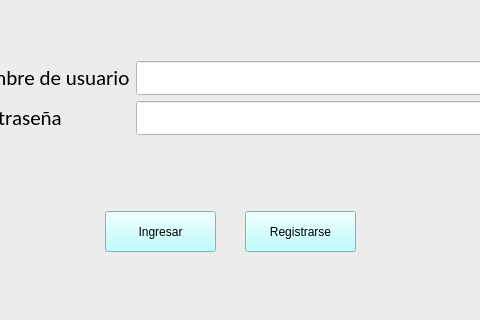
Above: ui/login/login.ui from florgarciazavia/Clinica-UI before the change; both pictures show x 135 to 615 and y 129 to 449 of the 720 by 449 pixel window. Below: the same form after it.
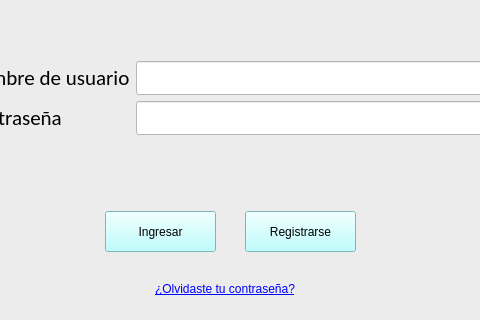
That is the form after the change.

Patch:
```diff
--- a/ui/login/login.ui
+++ b/ui/login/login.ui
@@ -142,6 +142,24 @@
      <string>Registrarse</string>
     </property>
    </widget>
+   <widget class="QLabel" name="label">
+    <property name="geometry">
+     <rect>
+      <x>290</x>
+      <y>410</y>
+      <width>171</width>
+      <height>16</height>
+     </rect>
+    </property>
+    <property name="styleSheet">
+     <string notr="true">font: italic 11pt &quot;Calibri&quot;;
+text-decoration: underline;
+color: blue;</string>
+    </property>
+    <property name="text">
+     <string>¿Olvidaste tu contraseña?</string>
+    </property>
+   </widget>
   </widget>
   <widget class="QStatusBar" name="statusbar"/>
  </widget>
```
